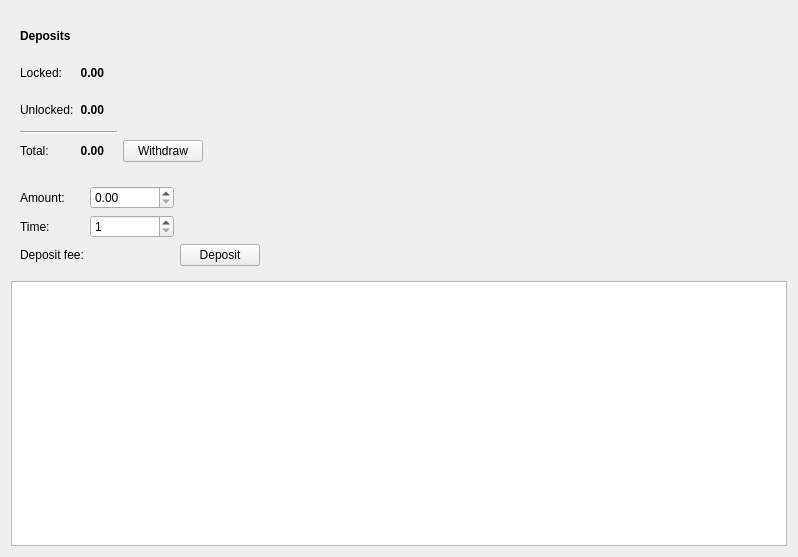
Old version of the form src/gui/ui/depositsframe.ui in the repository seredat/karbowanecwallet.
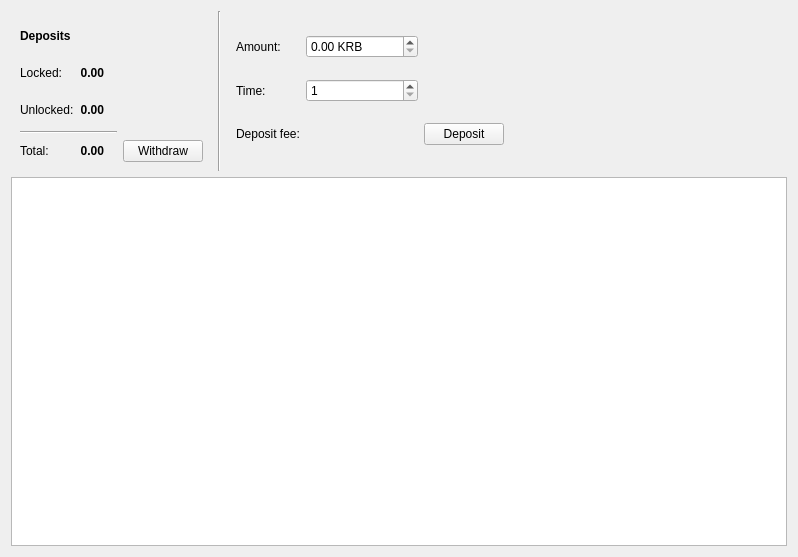
New version of the form.

Commit message: Update deposits layout

```diff
--- a/src/gui/ui/depositsframe.ui
+++ b/src/gui/ui/depositsframe.ui
@@ -19,8 +19,8 @@
   <property name="frameShadow">
    <enum>QFrame::Raised</enum>
   </property>
-  <layout class="QVBoxLayout" name="verticalLayout">
-   <item>
+  <layout class="QGridLayout" name="gridLayout_3">
+   <item row="0" column="0">
     <widget class="QFrame" name="m_overviewWalletFrame">
      <property name="minimumSize">
       <size>
@@ -144,19 +144,6 @@
         </property>
        </widget>
       </item>
-      <item row="0" column="5">
-       <spacer name="horizontalSpacer_2">
-        <property name="orientation">
-         <enum>Qt::Horizontal</enum>
-        </property>
-        <property name="sizeHint" stdset="0">
-         <size>
-          <width>40</width>
-          <height>20</height>
-         </size>
-        </property>
-       </spacer>
-      </item>
       <item row="4" column="4">
        <widget class="QPushButton" name="m_withdrawButton">
         <property name="text">
@@ -174,7 +161,10 @@
      </layout>
     </widget>
    </item>
-   <item>
+   <item row="2" column="0" colspan="3">
+    <widget class="QTreeView" name="m_depositView"/>
+   </item>
+   <item row="0" column="2">
     <widget class="QFrame" name="m_addDepositFrame">
      <property name="frameShape">
       <enum>QFrame::NoFrame</enum>
@@ -185,8 +175,14 @@
      <layout class="QGridLayout" name="gridLayout">
       <item row="0" column="1">
        <widget class="QDoubleSpinBox" name="m_amountSpin">
+        <property name="locale">
+         <locale language="English" country="UnitedStates"/>
+        </property>
+        <property name="suffix">
+         <string> KRB</string>
+        </property>
         <property name="maximum">
-         <double>1000000000.000000000000000</double>
+         <double>100000000.000000000000000</double>
         </property>
        </widget>
       </item>
@@ -265,8 +261,12 @@
      </layout>
     </widget>
    </item>
-   <item>
-    <widget class="QTreeView" name="m_depositView"/>
+   <item row="0" column="1">
+    <widget class="Line" name="line">
+     <property name="orientation">
+      <enum>Qt::Vertical</enum>
+     </property>
+    </widget>
    </item>
   </layout>
  </widget>
```
Left out of the diff: 108 changed lines with no effect on the pictures. The commit also changes 1 other file.
